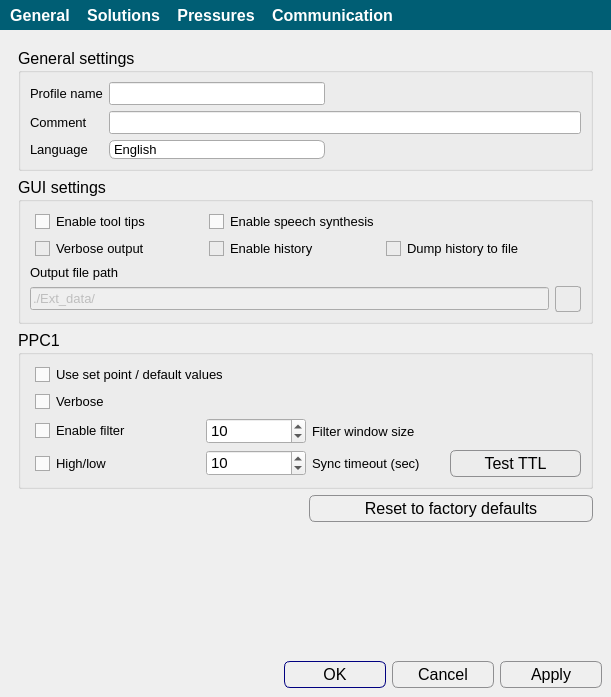
Qt form apps/Biopen_wizard/tools.ui (bellonemauro/Labonatip2.0) before a commit.
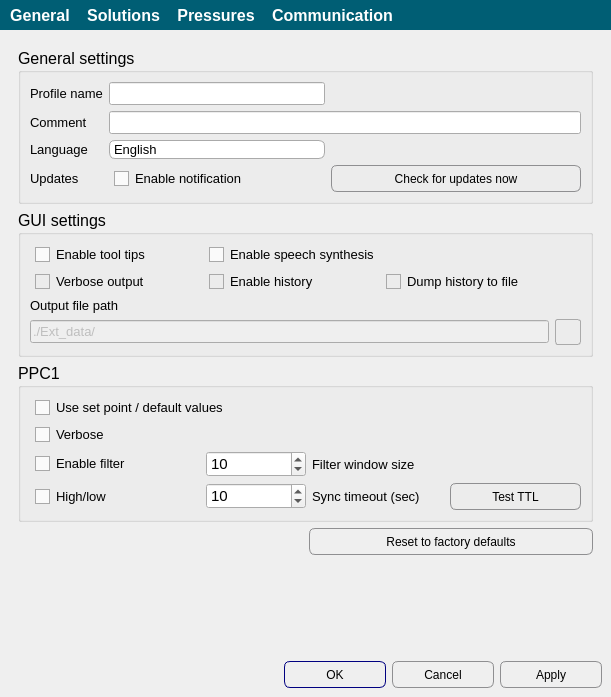
The same form after that commit. The open tabs and pages were chosen to show the change. Icons and pictures are not drawn.

```diff
--- a/apps/Biopen_wizard/tools.ui
+++ b/apps/Biopen_wizard/tools.ui
@@ -91,7 +91,7 @@
      border-radius: 6px;
      width: 100px;
      height: 25px;
-     font-size: 16px;
+     font-size: 12px;
      background-color: qlineargradient(x1: 0, y1: 0, x2: 0, y2: 1,
                                        stop: 0 #f6f7fa, stop: 1 #dadbde);
 
@@ -369,6 +369,72 @@
              </property>
             </widget>
            </item>
+           <item row="3" column="2" colspan="2">
+            <widget class="QPushButton" name="pushButton_checkUpdates">
+             <property name="styleSheet">
+              <string notr="true"> QPushButton {
+     border: 1px solid #8f8f91;
+     border-radius: 6px;
+     height: 25px;
+     font-size: 12px;
+     background-color: qlineargradient(x1: 0, y1: 0, x2: 0, y2: 1,
+                                       stop: 0 #f6f7fa, stop: 1 #dadbde);
+
+ }
+
+
+ QPushButton:focus:pressed {
+     background-color: qlineargradient(x1: 0, y1: 0, x2: 0, y2: 1,
+                                       stop: 0 #F0F0FF, stop: 1 #f6f7fa);
+ }
+
+ QPushButton:hover {
+     background-color: qlineargradient(x1: 0, y1: 0, x2: 0, y2: 1,
+                                       stop: 0 #f6f7fa, stop: 1 #F0F0FF);
+ }
+
+QPushButton:disabled{ background-color: #CCCCCC; }
+
+ QPushButton:flat {
+     border: none; /* no border for a flat push button */
+ }
+
+ QPushButton:default {
+     border-color: navy; /* make the default button prominent */
+ }</string>
+             </property>
+             <property name="text">
+              <string>Check for updates now</string>
+             </property>
+            </widget>
+           </item>
+           <item row="3" column="1">
+            <widget class="QCheckBox" name="checkBox_automaticUpdates">
+             <property name="font">
+              <font>
+               <pointsize>10</pointsize>
+              </font>
+             </property>
+             <property name="text">
+              <string>Enable notification</string>
+             </property>
+             <property name="checked">
+              <bool>false</bool>
+             </property>
+            </widget>
+           </item>
+           <item row="3" column="0">
+            <widget class="QLabel" name="label_22">
+             <property name="font">
+              <font>
+               <pointsize>10</pointsize>
+              </font>
+             </property>
+             <property name="text">
+              <string>Updates</string>
+             </property>
+            </widget>
+           </item>
           </layout>
          </widget>
         </item>
@@ -714,7 +780,7 @@
      border: 1px solid #8f8f91;
      border-radius: 6px;
      height: 25px;
-     font-size: 16px;
+     font-size: 12px;
      background-color: qlineargradient(x1: 0, y1: 0, x2: 0, y2: 1,
                                        stop: 0 #f6f7fa, stop: 1 #dadbde);
 
@@ -852,7 +918,7 @@
      border: 1px solid #8f8f91;
      border-radius: 6px;
      height: 25px;
-     font-size: 16px;
+     font-size: 12px;
      background-color: qlineargradient(x1: 0, y1: 0, x2: 0, y2: 1,
                                        stop: 0 #f6f7fa, stop: 1 #dadbde);
 
```
Left out of the diff: 32 changed lines with no effect on the pictures.
